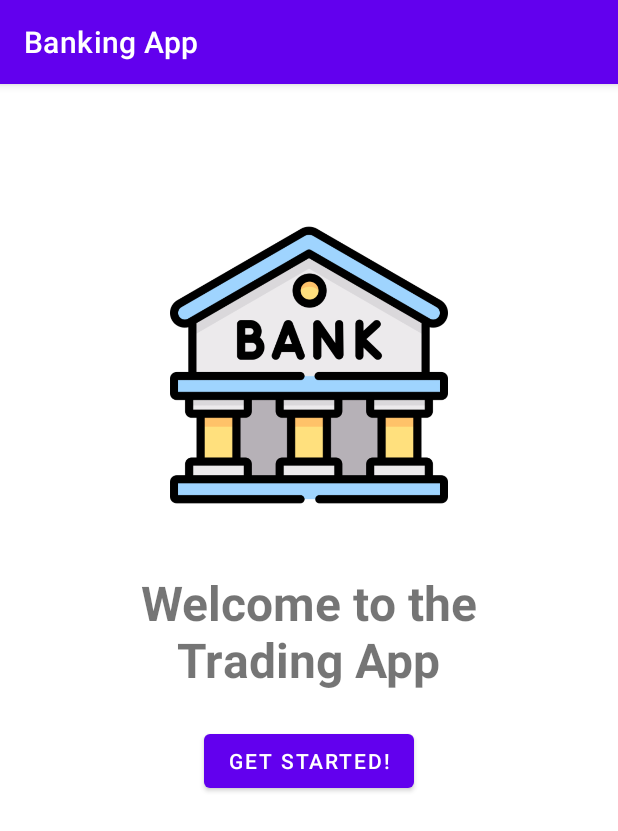
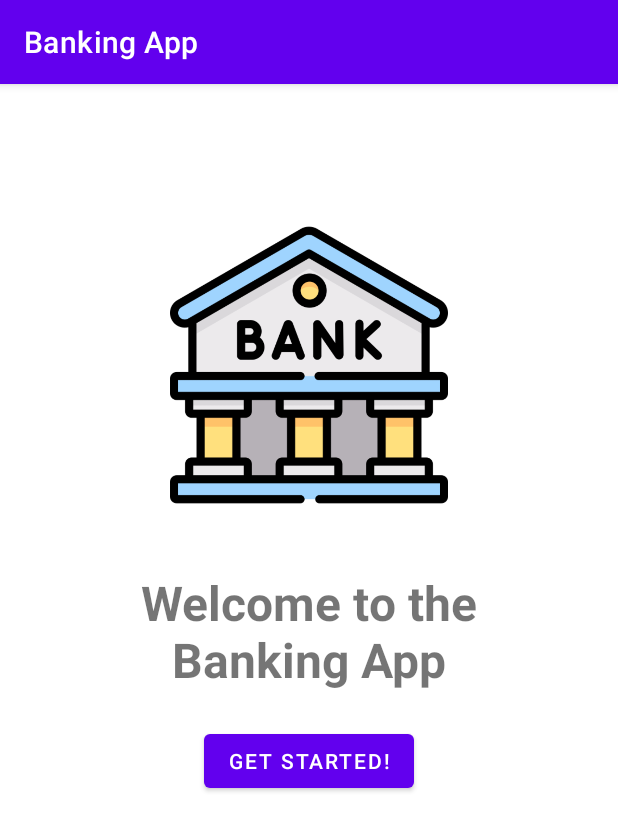
Before and after one commit to fedpre/android-kotlin-trading-app, an Android app: the screen it shows after launch (MainActivity), on a phone screen of 412 x 824 dp. Shown: the top 831 px of the screen. Run offline under Robolectric (Android 15) with nearby library versions, the phone set to English and light mode, and no system bars; our stand-ins replace Room's generated code.

```diff
--- a/app/src/main/res/layout/activity_main.xml
+++ b/app/src/main/res/layout/activity_main.xml
@@ -20,7 +20,7 @@
         android:id="@+id/username"
         android:layout_width="236dp"
         android:layout_height="83dp"
-        android:text="Welcome to the Trading App"
+        android:text="Welcome to the Banking App"
         android:textAlignment="center"
         android:textSize="32sp"
         android:textStyle="bold"
```
Also changed, not shown: 1 other file.
